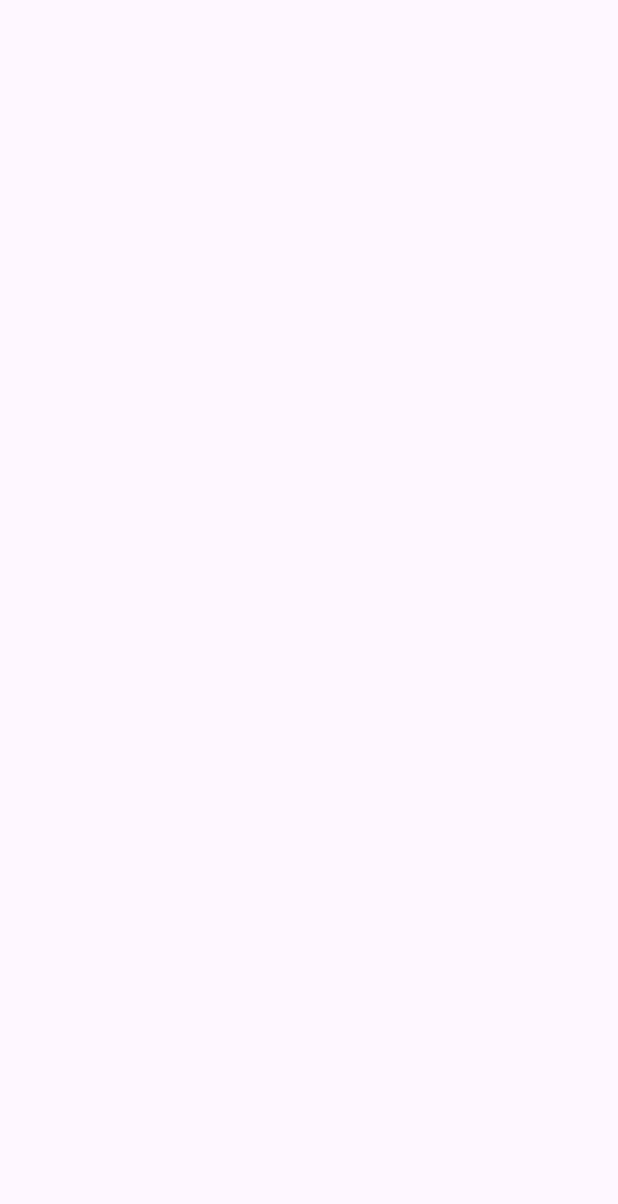
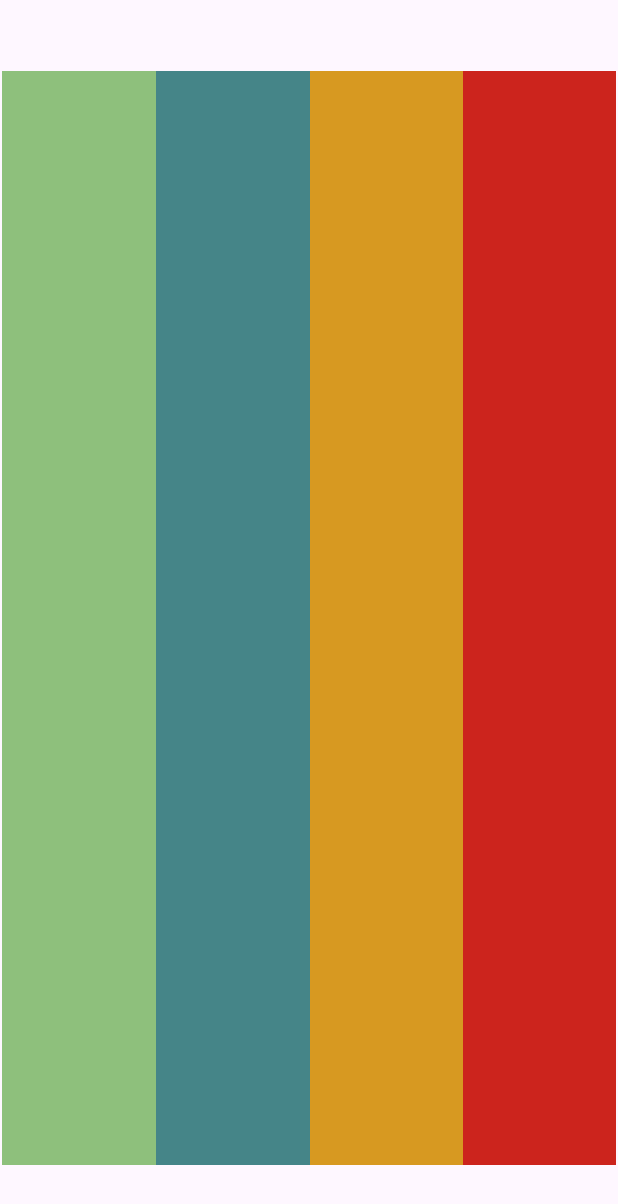
Before and after one commit to DaveyJS/PMDM, an Android app: the screen it shows after launch (MainActivity), on a phone screen of 412 x 824 dp. Before the commit the part shown is empty. Shown: the top 1204 px of the screen. Run offline under Robolectric (Android 15) with nearby library versions, the phone set to English and light mode, and no system bars.

Commit message:
First design and duplicate

```diff
--- a/PMDM_A1T4/app/src/main/res/layout/activity_main.xml
+++ b/PMDM_A1T4/app/src/main/res/layout/activity_main.xml
@@ -5,12 +5,44 @@
     android:id="@+id/main"
     android:layout_width="match_parent"
     android:layout_height="match_parent"
+    android:backgroundTint="#d79921"
     tools:context=".MainActivity">
 
     <LinearLayout
         android:layout_width="409dp"
         android:layout_height="729dp"
         android:orientation="horizontal"
-        tools:layout_editor_absoluteX="1dp"
-        tools:layout_editor_absoluteY="1dp"></LinearLayout>
+        app:layout_constraintBottom_toBottomOf="parent"
+        app:layout_constraintEnd_toEndOf="parent"
+        app:layout_constraintStart_toStartOf="parent"
+        app:layout_constraintTop_toTopOf="parent">
+
+        <View
+            android:id="@+id/view"
+            android:layout_width="wrap_content"
+            android:layout_height="wrap_content"
+            android:layout_weight="1"
+            android:background="#8ec07c" />
+
+        <View
+            android:id="@+id/view2"
+            android:layout_width="wrap_content"
+            android:layout_height="wrap_content"
+            android:layout_weight="1"
+            android:background="	#458588" />
+
+        <View
+            android:id="@+id/view3"
+            android:layout_width="wrap_content"
+            android:layout_height="wrap_content"
+            android:layout_weight="1"
+            android:background="#d79921" />
+
+        <View
+            android:id="@+id/view4"
+            android:layout_width="wrap_content"
+            android:layout_height="wrap_content"
+            android:layout_weight="1"
+            android:background="	#cc241d" />
+    </LinearLayout>
 </androidx.constraintlayout.widget.ConstraintLayout>
```
